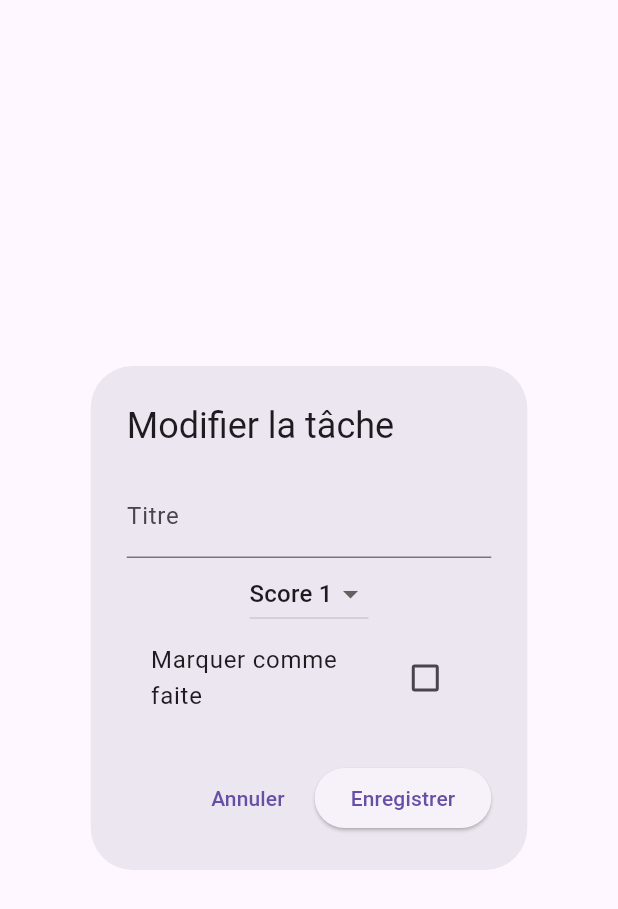
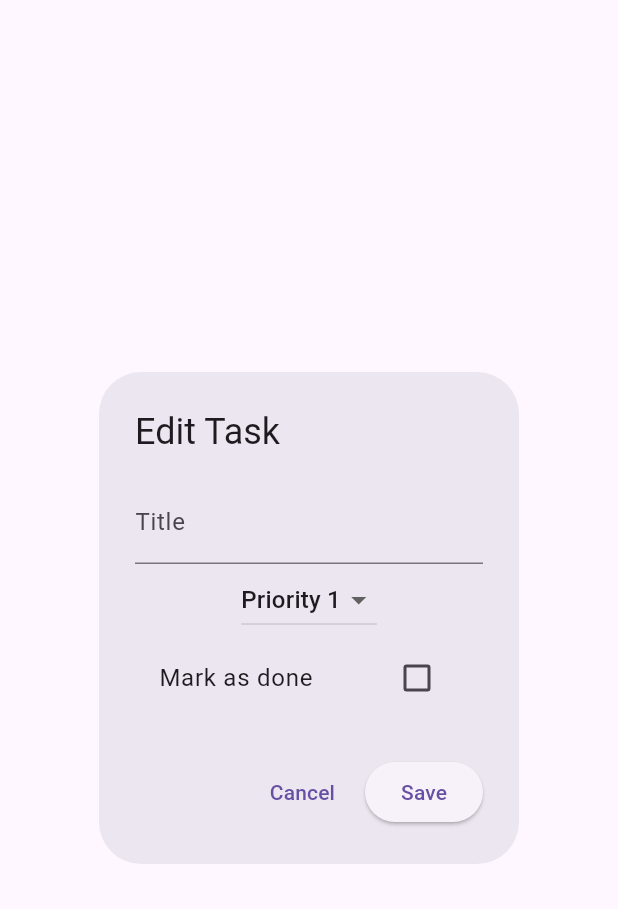
Before and after one commit to badzim/todo_app, a Flutter app: the EditTaskDialog widget shown alone on an empty page, opened directly with empty values, on a phone screen of 412 x 824 dp. Shown: the top 909 px of the screen. Run offline on Flutter 3.47's test engine with Material 3 defaults, Android fonts, the phone set to English and light mode, and no system bars; our stand-ins replace easy_localization, get_it, hive, hive_flutter, injectable; accounts and stored records are empty.

Commit message:
multilangue done

```diff
--- /dev/null
+++ b/assets/translation/en.json
@@ -0,0 +1,21 @@
+{
+  "home": {
+    "title": "My Tasks",
+    "add_task_hint": "Add a task",
+    "delete_done": "Delete checked tasks"
+  },
+  "settings": {
+    "title": "Settings",
+    "language": "Language"
+  },
+  "task": {
+    "title": "Title",
+    "score": "Priority"
+  },
+  "edit": {
+    "title": "Edit Task",
+    "is_done": "Mark as done",
+    "save": "Save",
+    "cancel": "Cancel"
+  }
+}
--- /dev/null
+++ b/assets/translation/fr.json
@@ -0,0 +1,21 @@
+{
+  "home": {
+    "title": "Mes tâches",
+    "add_task_hint": "Ajouter une tâche",
+    "delete_done": "Supprimer les tâches cochées"
+  },
+  "settings": {
+    "title": "Paramètres",
+    "language": "Langue"
+  },
+  "task": {
+    "title": "Titre",
+    "score": "Priorité"
+  },
+  "edit": {
+    "title": "Modifier la tâche",
+    "is_done": "Marquer comme faite",
+    "save": "Enregistrer",
+    "cancel": "Annuler"
+  }
+}
--- a/lib/presentation/page/edit_task_dialog.dart
+++ b/lib/presentation/page/edit_task_dialog.dart
@@ -1,3 +1,4 @@
+import 'package:easy_localization/easy_localization.dart';
 import 'package:flutter/material.dart';
 import 'package:provider/provider.dart';
 import 'package:todoapp/domain/entitie/task.dart';
@@ -30,13 +31,13 @@ class _EditTaskDialogState extends State<EditTaskDialog> {
     final controller = Provider.of<TaskController>(context, listen: false);
 
     return AlertDialog(
-      title: const Text('Modifier la tâche'),
+      title: Text(tr('edit.title')),
       content: Column(
         mainAxisSize: MainAxisSize.min,
         children: [
           TextField(
             controller: _titleController,
-            decoration: const InputDecoration(labelText: 'Titre'),
+            decoration: InputDecoration(labelText: tr('task.title')),
           ),
           DropdownButton<int>(
             value: _score,
@@ -51,7 +52,7 @@ class _EditTaskDialogState extends State<EditTaskDialog> {
               final score = index + 1;
               return DropdownMenuItem(
                 value: score,
-                child: Text('Score $score'),
+                child: Text('${tr('task.score')} $score'),
               );
             }),
           ),
@@ -62,17 +63,17 @@ class _EditTaskDialogState extends State<EditTaskDialog> {
                 _isDone = value ?? false;
               });
             },
-            title: const Text('Marquer comme faite'),
+            title: Text(tr('edit.is_done')),
           )
         ],
       ),
       actions: [
         TextButton(
-          child: const Text('Annuler'),
+          child: Text(tr('edit.cancel')),
           onPressed: () => Navigator.of(context).pop(),
         ),
         ElevatedButton(
-          child: const Text('Enregistrer'),
+          child: Text(tr('edit.save')),
           onPressed: () {
             final updatedTask = widget.task.copyWith(
               title: _titleController.text,
--- a/lib/presentation/page/home_page.dart
+++ b/lib/presentation/page/home_page.dart
@@ -1,6 +1,8 @@
 import 'package:flutter/material.dart';
 import 'package:provider/provider.dart';
 import 'package:todoapp/presentation/page/edit_task_dialog.dart';
+import 'package:easy_localization/easy_localization.dart';
+import 'package:todoapp/presentation/page/settings_page.dart';
 import '../controller/task_controller.dart';
 
 class HomePage extends StatefulWidget {
@@ -17,13 +19,24 @@ class _HomePageState extends State<HomePage> {
   @override
   Widget build(BuildContext context) {
     final controller = Provider.of<TaskController>(context);
+    final locale = context.locale;
     return Scaffold(
       appBar: AppBar(
-        title: const Text('Mes ToDos'),
+        title: Text(tr('home.title')),
         actions: [
           IconButton(
+            icon: const Icon(Icons.settings),
+            tooltip: tr('settings.title'),
+            onPressed: () {
+              Navigator.push(
+                context,
+                MaterialPageRoute(builder: (_) => const SettingsPage()),
+              );
+            },
+          ),
+          IconButton(
             icon: const Icon(Icons.delete),
-            tooltip: 'Supprimer les tâches cochées',
+            tooltip: tr('home.delete_done'),
             onPressed: controller.deleteAllCheckedTasks,
           ),
         ],
@@ -37,8 +50,8 @@ class _HomePageState extends State<HomePage> {
                 Expanded(
                   child: TextField(
                     controller: inputController,
-                    decoration: const InputDecoration(
-                      hintText: 'Ajouter une tâche',
+                    decoration: InputDecoration(
+                      hintText: tr('home.add_task_hint'),
                     ),
                   ),
                 ),
@@ -55,7 +68,7 @@ class _HomePageState extends State<HomePage> {
                     final score = index + 1;
                     return DropdownMenuItem(
                       value: score,
-                      child: Text('Score $score'),
+                      child: Text('${tr('task.score')} $score'),
                     );
                   }),
                 ),
@@ -101,7 +114,7 @@ class _HomePageState extends State<HomePage> {
                       builder: (_) => EditTaskDialog(task: task),
                     );
                   },
-                  subtitle: Text('Score: ${task.score}'),
+                  subtitle: Text('${tr('task.score')} ${task.score}'),
                 );
               },
             ),
```
Also changed, not shown: lib/main.dart (+22 -6 lines), lib/presentation/page/settings_page.dart (added, +39 -0 lines), pubspec.yaml (+5 -2 lines), pubspec.lock, 1 other file.
